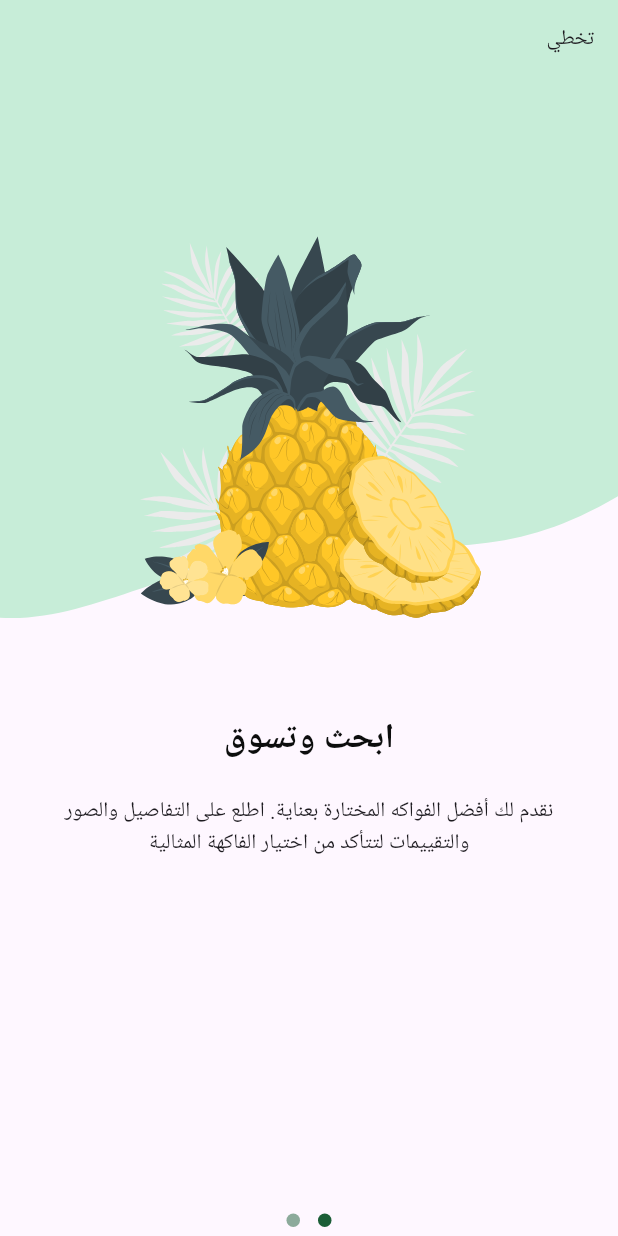
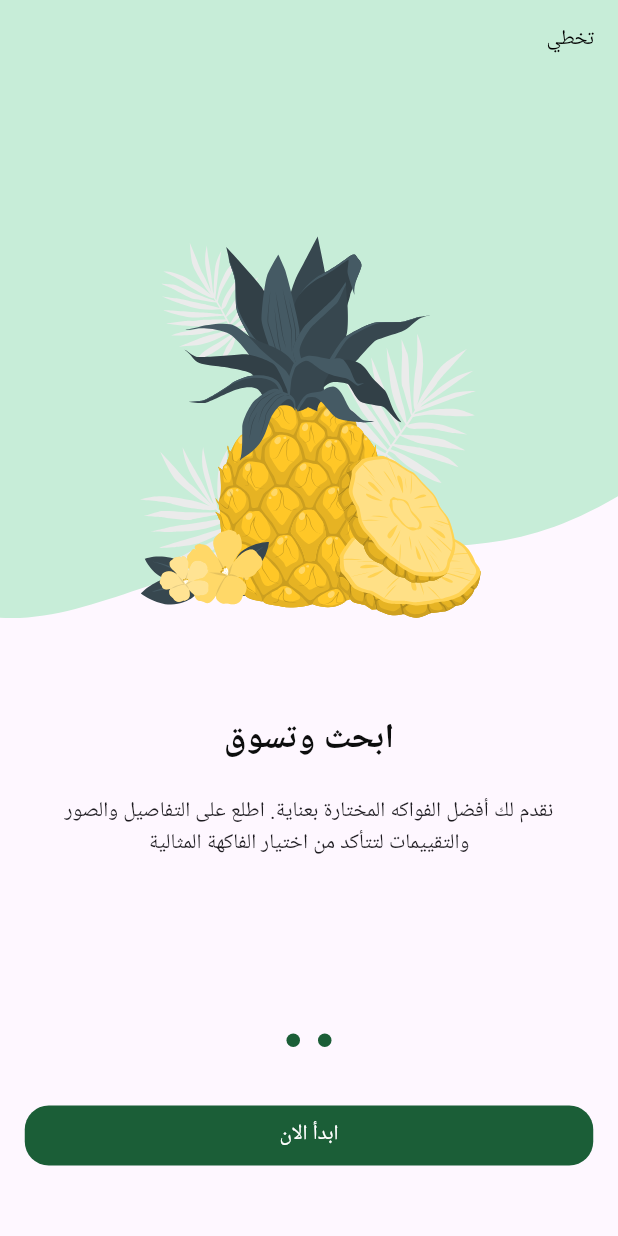
Before and after one commit to seifmoustafa/Fruit-Hub, a Flutter app: the screen it shows after launch, swiped to page 2, on a phone screen of 412 x 824 dp. Run offline on Flutter 3.47's test engine with Material 3 defaults, Android fonts, the light colour scheme and no system bars; drawn by our look-alikes of dots_indicator; our stand-ins replace flutter_svg; Roboto replaces fonts that are missing (Cairo).

Commit message:
`Refactor OnBoardingViewBody and OnBoardingPageView to add page controller and visibility logic`

```diff
--- /dev/null
+++ b/lib/constants.dart
@@ -0,0 +1 @@
+const kHorizontalPadding = 16.5;
--- /dev/null
+++ b/lib/core/widgets/custom_button.dart
@@ -0,0 +1,25 @@
+import 'package:flutter/material.dart';
+import 'package:fruit_hub/core/utils/app_colors.dart';
+
+class CustomButton extends StatelessWidget {
+  const CustomButton({super.key, required this.onPressed, required this.text});
+  final VoidCallback onPressed;
+  final String text;
+  @override
+  Widget build(BuildContext context) {
+    return SizedBox(
+      width: double.infinity,
+      child: TextButton(
+        style: TextButton.styleFrom(
+            backgroundColor: AppColors.primaryColor,
+            shape: RoundedRectangleBorder(
+                borderRadius: BorderRadius.circular(16))),
+        onPressed: onPressed,
+        child: Text(
+          style: const TextStyle(color: Colors.white),
+          text,
+        ),
+      ),
+    );
+  }
+}
--- a/lib/features/on_boarding/presentation/views/widgets/on_boardign_view_body.dart
+++ b/lib/features/on_boarding/presentation/views/widgets/on_boardign_view_body.dart
@@ -1,25 +1,70 @@
 import 'package:flutter/material.dart';
+import 'package:fruit_hub/constants.dart';
 import 'package:dots_indicator/dots_indicator.dart';
 import 'package:fruit_hub/core/utils/app_colors.dart';
+import 'package:fruit_hub/core/widgets/custom_button.dart';
 import 'package:fruit_hub/features/on_boarding/presentation/views/widgets/on_boarding_page_view.dart';
 
-class OnBoardingViewBody extends StatelessWidget {
+class OnBoardingViewBody extends StatefulWidget {
   const OnBoardingViewBody({super.key});
+
+  @override
+  State<OnBoardingViewBody> createState() => _OnBoardingViewBodyState();
+}
+
+class _OnBoardingViewBodyState extends State<OnBoardingViewBody> {
+  late PageController pageController;
+  var currentPage = 0;
+  @override
+  void initState() {
+    pageController = PageController();
+    pageController.addListener(() {
+      currentPage = pageController.page!.round();
+      setState(() {});
+    });
+    super.initState();
+  }
+
+  @override
+  void dispose() {
+    pageController.dispose();
+    super.dispose();
+  }
 
   @override
   Widget build(BuildContext context) {
     return Column(
       children: [
-        const Expanded(
-          child: OnBoardingPageView(),
+        Expanded(
+          child: OnBoardingPageView(
+            pageController: pageController,
+          ),
         ),
         DotsIndicator(
           dotsCount: 2,
           decorator: DotsDecorator(
             activeColor: AppColors.primaryColor,
-            color: AppColors.primaryColor.withOpacity(0.5),
+            color: currentPage == 1
+                ? AppColors.primaryColor
+                : AppColors.primaryColor.withOpacity(0.5),
           ),
         ),
+        const SizedBox(
+          height: 29,
+        ),
+        Visibility(
+          maintainState: true,
+          maintainAnimation: true,
+          maintainSize: true,
+          visible: currentPage == 1,
+          child: Padding(
+            padding: const EdgeInsets.symmetric(horizontal: kHorizontalPadding),
+            child: CustomButton(onPressed: () {}, text: 'ابدأ الان'),
+          ),
+        ),
+        const SizedBox(
+          height: 43,
+        )
       ],
     );
   }
--- a/lib/features/on_boarding/presentation/views/widgets/on_boarding_page_view.dart
+++ b/lib/features/on_boarding/presentation/views/widgets/on_boarding_page_view.dart
@@ -3,18 +3,22 @@ import 'package:fruit_hub/core/utils/app_images.dart';
 import 'package:fruit_hub/features/on_boarding/presentation/views/widgets/page_view_item.dart';
 
 class OnBoardingPageView extends StatelessWidget {
-  const OnBoardingPageView({super.key});
-
+  const OnBoardingPageView({super.key, required this.pageController});
+  final PageController pageController;
   @override
   Widget build(BuildContext context) {
     return PageView(
-      children: const [
+      controller: pageController,
+      children: [
         PageViewItem(
+          isVisible:
+              (pageController.hasClients ? pageController.page!.round() : 0) ==
+                  0,
           backgroundImage: Assets.imagesPageViewItem1BackgroundImage,
           image: Assets.imagesPageViewItem1Image,
           subtitle:
               'اكتشف تجربة تسوق فريدة مع FruitHUB. استكشف مجموعتنا الواسعة من الفواكه الطازجة الممتازة واحصل على أفضل العروض والجودة العالية.',
-          title: Row(
+          title: const Row(
             mainAxisAlignment: MainAxisAlignment.center,
             children: [
               Text("مرحبًا بك في"),
@@ -28,11 +32,14 @@ class OnBoardingPageView extends StatelessWidget {
           ),
         ),
         PageViewItem(
+          isVisible:
+              (pageController.hasClients ? pageController.page!.round() : 0) ==
+                  1,
           backgroundImage: Assets.imagesPageViewItem2BackgroundImage,
           image: Assets.imagesPageViewItem2Image,
           subtitle:
               'نقدم لك أفضل الفواكه المختارة بعناية. اطلع على التفاصيل والصور والتقييمات لتتأكد من اختيار الفاكهة المثالية',
-          title: Row(
+          title: const Row(
             mainAxisAlignment: MainAxisAlignment.center,
             children: [
               Text(
--- a/lib/features/on_boarding/presentation/views/widgets/page_view_item.dart
+++ b/lib/features/on_boarding/presentation/views/widgets/page_view_item.dart
@@ -8,11 +8,12 @@ class PageViewItem extends StatelessWidget {
       required this.image,
       required this.backgroundImage,
       required this.subtitle,
-      required this.title});
+      required this.title,
+      required this.isVisible});
   final String image, backgroundImage;
   final String subtitle;
   final Widget title;
-
+  final bool isVisible;
   @override
   Widget build(BuildContext context) {
     return Column(
@@ -36,9 +37,15 @@ class PageViewItem extends StatelessWidget {
                   image,
                 ),
               ),
-              const Padding(
-                padding: EdgeInsets.all(16.0),
-                child: Text("تخطي"),
+              Visibility(
+                visible: isVisible,
+                child: const Padding(
+                  padding: EdgeInsets.all(16.0),
+                  child: Text(
+                    "تخطي",
+                    style: TextStyle(color: Colors.black),
+                  ),
+                ),
               )
             ],
           ),
```
